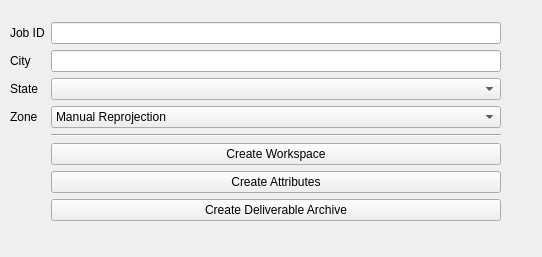
Old version of the form ui/mainwindow.ui in the repository minorsecond/CF_Tool.
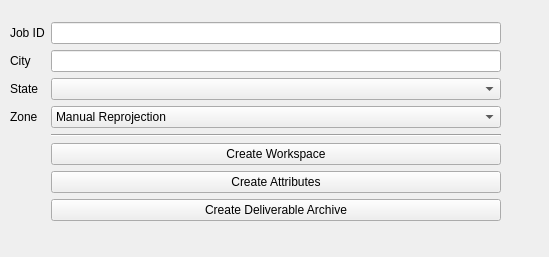
New version of the form.

Commit message: Fix window width

```diff
--- a/ui/mainwindow.ui
+++ b/ui/mainwindow.ui
@@ -6,7 +6,7 @@
    <rect>
     <x>0</x>
     <y>0</y>
-    <width>542</width>
+    <width>549</width>
     <height>257</height>
    </rect>
   </property>
```
Left out of the diff: 2 changed lines with no effect on the pictures.
